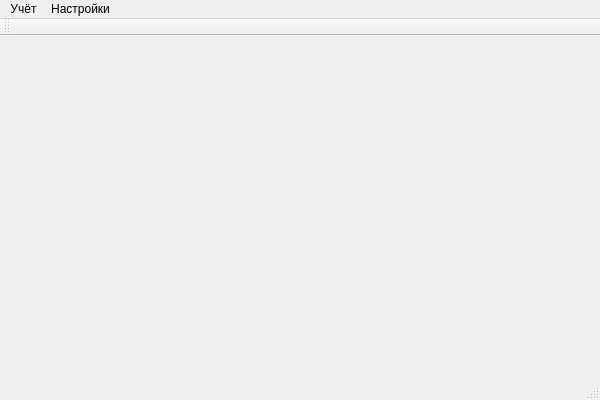
The window that ui/mainwindow.ui (ismd/4med) describes before a commit, drawn with Qt 5.
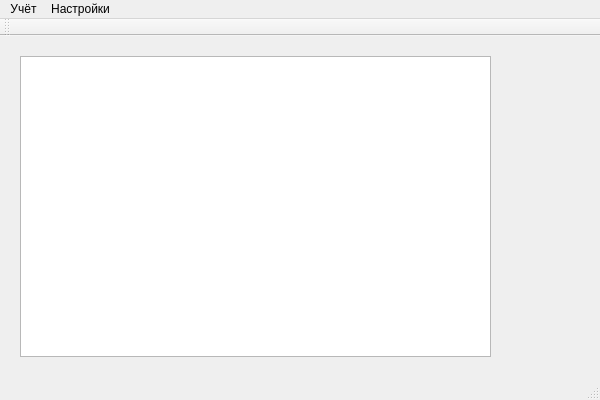
The same window after the commit.

Patch:
```diff
--- a/ui/mainwindow.ui
+++ b/ui/mainwindow.ui
@@ -13,7 +13,21 @@
   <property name="windowTitle">
    <string>MainWindow</string>
   </property>
-  <widget class="QWidget" name="centralWidget"/>
+  <widget class="QWidget" name="centralWidget">
+   <widget class="QTableView" name="tableView">
+    <property name="geometry">
+     <rect>
+      <x>20</x>
+      <y>20</y>
+      <width>471</width>
+      <height>301</height>
+     </rect>
+    </property>
+    <property name="sortingEnabled">
+     <bool>true</bool>
+    </property>
+   </widget>
+  </widget>
   <widget class="QMenuBar" name="menuBar">
    <property name="geometry">
     <rect>
```
